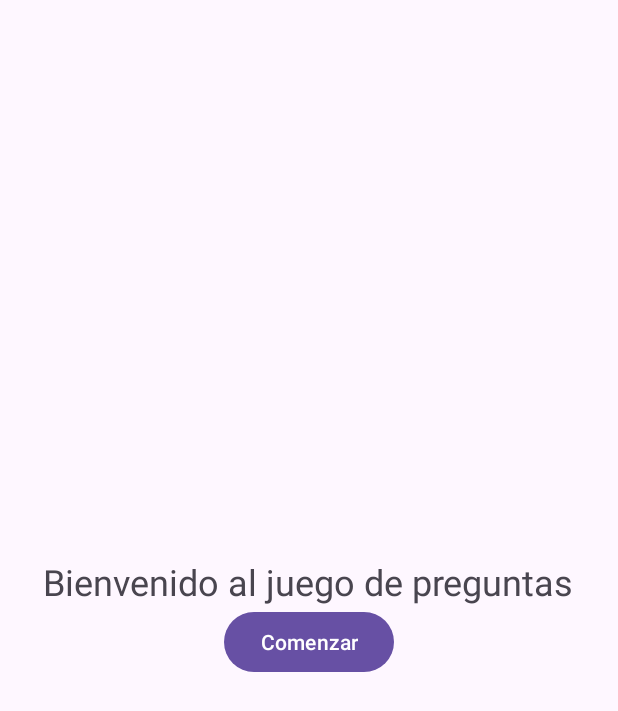
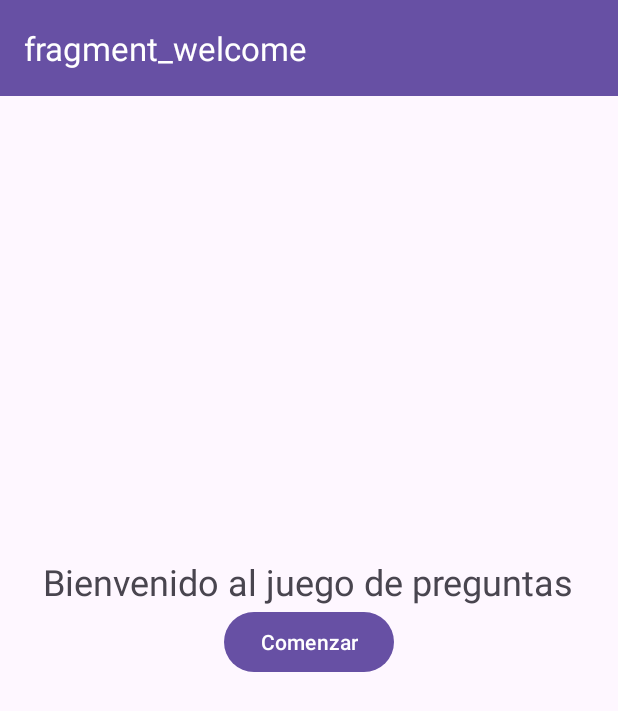
Before and after one commit to AldoVasquez07/Parcial_PPDM, an Android app: the screen it shows after launch (MainActivity), on a phone screen of 412 x 824 dp. Shown: the top 711 px of the screen. Run offline under Robolectric (Android 15) with nearby library versions, the phone set to English and light mode, and no system bars; our stand-ins replace navigation-ui.

Commit message:
Agregando ToolBar en la clase de MainActivity para su configuración y en activity_main para su vista

```diff
--- a/AppGameParcial/app/src/main/java/com/ppdm/appgame/controlador/MainActivity.kt
+++ b/AppGameParcial/app/src/main/java/com/ppdm/appgame/controlador/MainActivity.kt
@@ -3,6 +3,7 @@ package com.ppdm.appgame.controlador
 import android.os.Bundle
 import androidx.activity.enableEdgeToEdge
 import androidx.appcompat.app.AppCompatActivity
+import androidx.appcompat.widget.Toolbar
 import androidx.core.view.ViewCompat
 import androidx.core.view.WindowInsetsCompat
 import androidx.navigation.NavController
@@ -16,6 +17,9 @@ class MainActivity : AppCompatActivity() {
     override fun onCreate(savedInstanceState: Bundle?) {
         super.onCreate(savedInstanceState)
         setContentView(R.layout.activity_main)
+
+        val toolbar: Toolbar = findViewById(R.id.toolbar)
+        setSupportActionBar(toolbar)
 
         // Configurando el NavHostFragment
         val navHostFragment = supportFragmentManager
--- a/AppGameParcial/app/src/main/res/layout/activity_main.xml
+++ b/AppGameParcial/app/src/main/res/layout/activity_main.xml
@@ -5,6 +5,15 @@
     android:layout_width="match_parent"
     android:layout_height="match_parent"
     tools:context=".controlador.MainActivity">
+
+    <!-- Definir un Toolbar como ActionBar -->
+    <androidx.appcompat.widget.Toolbar
+        android:id="@+id/toolbar"
+        android:layout_width="match_parent"
+        android:layout_height="?attr/actionBarSize"
+        android:background="?attr/colorPrimary"
+        android:theme="@style/ThemeOverlay.AppCompat.Dark.ActionBar"
+        app:layout_constraintTop_toTopOf="parent" />
 
     <!-- NavHostFragment que contiene tu nav_graph -->
     <fragment
```
